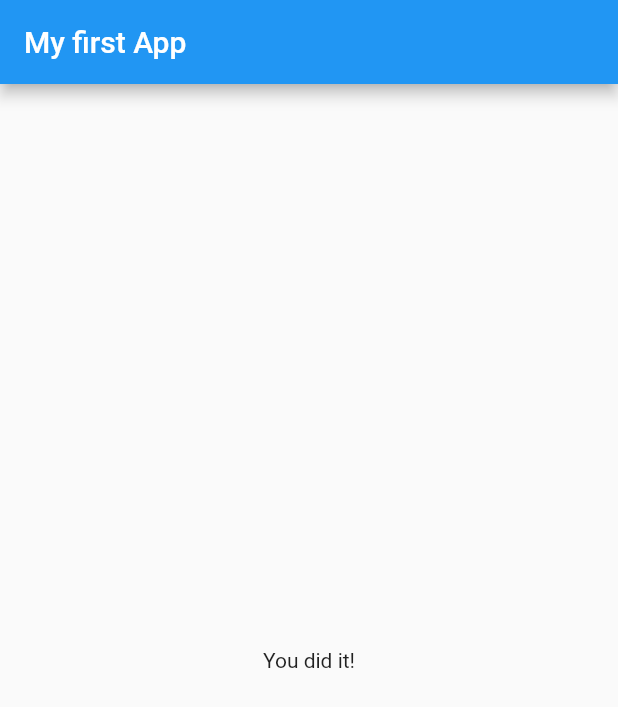
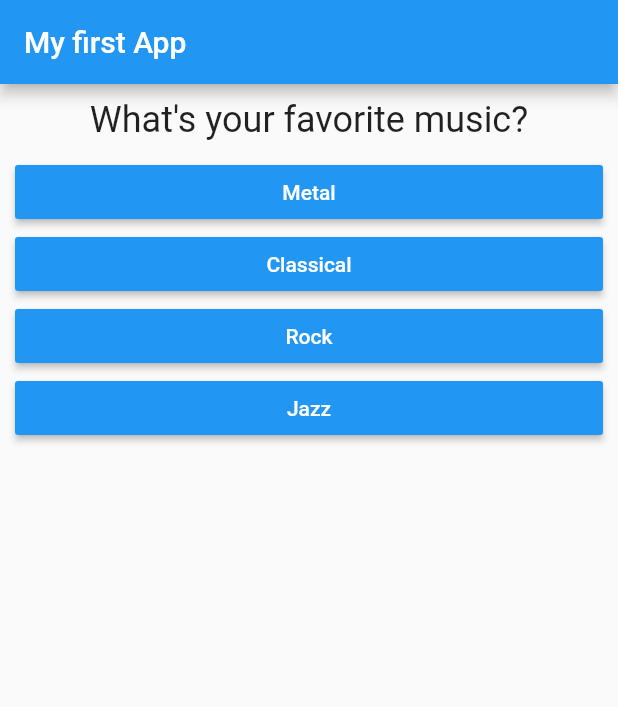
Before and after one commit to jvieirar/flutter_examples, a Flutter app: the screen it shows after launch, after a tap on "Red", after a tap on "Dog", on a phone screen of 412 x 824 dp. Shown: the top 707 px of the screen. Run offline on Flutter 3.47's test engine with Material 2 defaults, Android fonts, the phone set to English and light mode, and no system bars.

Commit message:
Quiz finished. Added Quiz Widget and reset buttons

```diff
--- a/complete_guide/lib/main.dart
+++ b/complete_guide/lib/main.dart
@@ -1,7 +1,7 @@
 import 'package:flutter/material.dart';
 
-import './question.dart';
-import './answer.dart';
+import 'quiz.dart';
+import 'result.dart';
 
 void main() => runApp(App());
 
@@ -15,26 +15,55 @@ class _AppState extends State<App> {
   var _questions = const [
     {
       'questionText': 'What\'s your favorite colour?',
-      'answers': ['Red', 'Blue', 'Green', 'Pink']
+      'answers': [
+        {'text': 'Red', 'score': 1},
+        {'text': 'Blue', 'score': 5},
+        {'text': 'Green', 'score': 10},
+        {'text': 'Pink', 'score': 15}
+      ]
     },
     {
       'questionText': 'What\'s your favorite animal?',
-      'answers': ['Cat', 'Dog', 'Horse', 'Lion']
+      'answers': [
+        {'text': 'Cat', 'score': 1},
+        {'text': 'Dog', 'score': 5},
+        {'text': 'Horse', 'score': 10},
+        {'text': 'Lion', 'score': 15}
+      ]
+    },
+    {
+      'questionText': 'What\'s your favorite music?',
+      'answers': [
+        {'text': 'Metal', 'score': 1},
+        {'text': 'Classical', 'score': 5},
+        {'text': 'Rock', 'score': 10},
+        {'text': 'Jazz', 'score': 15}
+      ]
     }
   ];
   var _questionIndex = 0;
+  var _totalScore = 0;
 
   // methods
-  void _answerQuestion() {
+  void _answerQuestion(int score) {
     setState(() {
-      // if (this._questionIndex < this._questions.length - 1) {
+      // if (_questionIndex < _questions.length - 1) {
       _questionIndex++;
+      _totalScore += score;
       // } else {
       // _questionIndex = 0;
       // }
     });
   }
 
+  void _reset() {
+    setState(() {
+      _questionIndex = 0;
+      _totalScore = 0;
+    });
+  }
+
+  // render
   @override
   Widget build(BuildContext context) {
     return MaterialApp(
@@ -42,20 +71,12 @@ class _AppState extends State<App> {
         appBar: AppBar(
           title: Text('My first App'),
         ),
-        body: this._questionIndex < this._questions.length
-            ? Column(
-                children: <Widget>[
-                  Question(
-                    this._questions[_questionIndex]['questionText'],
-                  ),
-                  ...(this._questions[_questionIndex]['answers']
-                          as List<String>)
-                      .map((answer) => Answer(answer, _answerQuestion)),
-                ],
-              )
-            : Center(
-                child: Text('You did it!'),
-              ),
+        body: _questionIndex < _questions.length
+            ? Quiz(
+                questions: _questions,
+                questionIndex: _questionIndex,
+                answerQuestion: _answerQuestion)
+            : Result(totalScore: _totalScore, reset: _reset),
       ),
     );
   }
--- /dev/null
+++ b/complete_guide/lib/quiz.dart
@@ -0,0 +1,37 @@
+import 'package:flutter/material.dart';
+
+import 'answer.dart';
+import 'question.dart';
+
+class Quiz extends StatelessWidget {
+  // properties
+  final List<Map<String, Object>> questions;
+  final int questionIndex;
+  final Function answerQuestion;
+
+  // constructors
+  Quiz(
+      {@required this.questions,
+      @required this.questionIndex,
+      @required this.answerQuestion});
+
+  // methods
+
+  // render
+  @override
+  Widget build(BuildContext context) {
+    return Column(
+      children: <Widget>[
+        Question(
+          this.questions[questionIndex]['questionText'],
+        ),
+        ...(this.questions[questionIndex]['answers']
+                as List<Map<String, Object>>)
+            .map(
+          (answer) =>
+              Answer(answer['text'], () => answerQuestion(answer['score'])),
+        ),
+      ],
+    );
+  }
+}
```
Also changed, not shown: complete_guide/lib/result.dart (added, +48 -0 lines).
